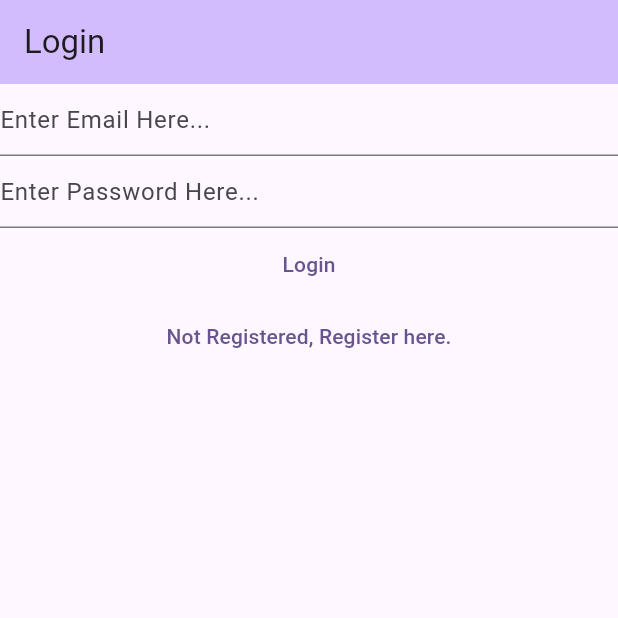
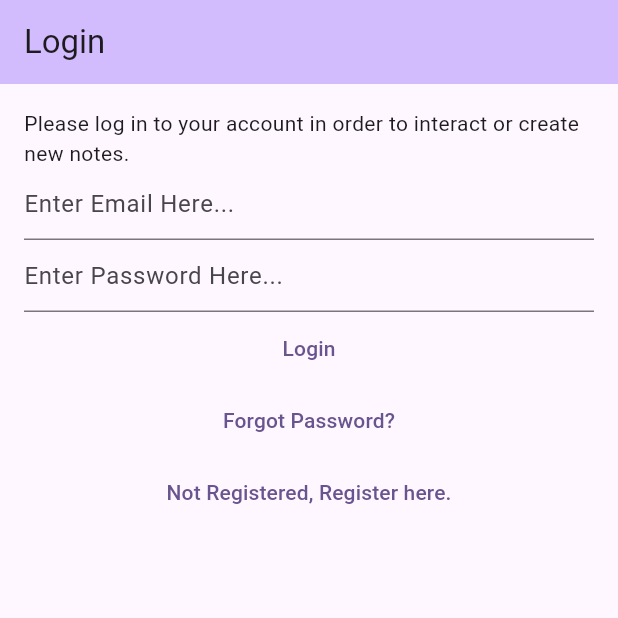
Before and after one commit to stDean/my_notes-flutter, a Flutter app: the screen it shows after launch, on a phone screen of 412 x 824 dp, the top half of it. Run offline on Flutter 3.47's test engine with Material 2 defaults, Android fonts, the phone set to English and light mode, and no system bars; our stand-ins replace bloc, cloud_firestore, equatable, firebase_auth, firebase_core, flutter_bloc and 1 more; accounts and stored records are empty.

Commit message:
added the reset password view and the logic

```diff
--- a/lib/services/auth/auth_provider.dart
+++ b/lib/services/auth/auth_provider.dart
@@ -18,4 +18,6 @@
   Future<void> logOut();
 
   Future<void> sendEmailVerification();
+
+  Future<void> sendPasswordReset({required String toEmail});
 }
--- a/lib/services/auth/auth_service.dart
+++ b/lib/services/auth/auth_service.dart
@@ -41,4 +41,8 @@
 
   @override
   Future<void> sendEmailVerification() => providers.sendEmailVerification();
+
+  @override
+  Future<void> sendPasswordReset({required String toEmail}) =>
+      providers.sendPasswordReset(toEmail: toEmail);
 }
--- a/lib/services/auth/bloc/auth_event.dart
+++ b/lib/services/auth/bloc/auth_event.dart
@@ -51,3 +51,9 @@
 class AuthEventLogOut implements AuthEvent {
   const AuthEventLogOut();
 }
+
+@immutable
+class AuthEventForgotPassword implements AuthEvent {
+  final String? email;
+  const AuthEventForgotPassword({this.email});
+}
--- a/lib/services/auth/bloc/auth_state.dart
+++ b/lib/services/auth/bloc/auth_state.dart
@@ -51,3 +51,14 @@
   @override
   List<Object?> get props => [exception, isLoading];
 }
+
+class AuthStateForgotPassword extends AuthState {
+  final Exception? exception;
+  final bool hasSentEmail;
+
+  const AuthStateForgotPassword({
+    required super.isLoading,
+    required this.exception,
+    required this.hasSentEmail,
+  });
+}
--- /dev/null
+++ b/lib/utils/dialog/show_password_reset_email_sent_dialog.dart
@@ -0,0 +1,11 @@
+import 'package:flutter/material.dart';
+import 'package:my_motes/utils/dialog/generic_dialog.dart';
+
+Future<void> showPasswordResetDialog(BuildContext context) {
+  return showGenericDialog(
+    context: context,
+    title: 'Password Reset',
+    content: 'Email sent, check email to reset password',
+    optionBuilder: () => {'OK': null},
+  );
+}
--- a/lib/views/home_view.dart
+++ b/lib/views/home_view.dart
@@ -6,6 +6,7 @@
 import 'package:my_motes/services/auth/bloc/auth_state.dart';
 import 'package:my_motes/utils/dialog/loading/loading_screen.dart';
 import 'package:my_motes/views/notes/notes_view.dart';
+import 'package:my_motes/views/password_reset_view.dart';
 import 'package:my_motes/views/register_view.dart';
 import 'package:my_motes/views/verify_email_view.dart';
 import 'package:my_motes/views/login_view.dart';
@@ -37,6 +38,8 @@
           return const LoginView();
         } else if (state is AuthStateRegistering) {
           return const RegisterView();
+        } else if (state is AuthStateForgotPassword) {
+          return const PasswordResetView();
         } else {
           return const Scaffold(
             body: Center(
--- a/lib/views/login_view.dart
+++ b/lib/views/login_view.dart
@@ -57,8 +57,14 @@
           title: const Text('Login'),
           backgroundColor: Theme.of(context).colorScheme.inversePrimary,
         ),
-        body: Column(
+        body: Padding(
+          padding: const EdgeInsets.all(16.0),
+          child: Column(
+            crossAxisAlignment: CrossAxisAlignment.start,
             children: [
+              const Text(
+                'Please log in to your account in order to interact or create new notes.',
+              ),
               TextField(
                 controller: _email,
                 decoration: const InputDecoration(
@@ -126,6 +132,9 @@
                 child: const Text('Login'),
               ),
               */
+              Center(
+                child: Column(
+                  children: [
                     TextButton(
                       onPressed: () async {
                         final email = _email.text;
@@ -142,13 +151,27 @@
                     ),
                     TextButton(
                       onPressed: () {
-                context.read<AuthBloc>().add(const AuthEventGoToRegistration());
+                        context
+                            .read<AuthBloc>()
+                            .add(const AuthEventForgotPassword());
+                      },
+                      child: const Text('Forgot Password?'),
+                    ),
+                    TextButton(
+                      onPressed: () {
+                        context
+                            .read<AuthBloc>()
+                            .add(const AuthEventGoToRegistration());
                       },
                       child: const Text('Not Registered, Register here.'),
                     ),
                   ],
                 ),
               ),
+            ],
+          ),
+        ),
+      ),
     );
   }
 }
```
Also changed, not shown: lib/services/auth/bloc/auth_bloc.dart (+42 -0 lines), lib/services/auth/firebase_auth_provider.dart (+16 -0 lines), lib/views/password_reset_view.dart (added, +95 -0 lines), lib/views/register_view.dart (+18 -2 lines), 1 other file. Lines whose indentation alone changed are shown as unchanged.
